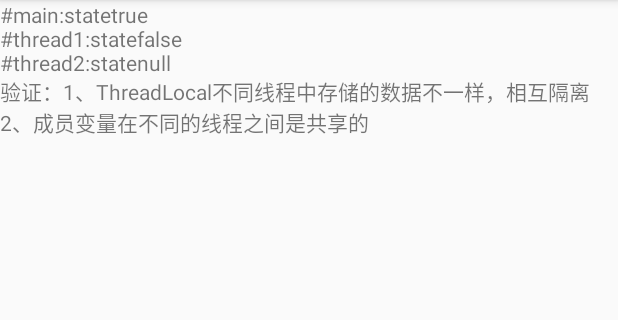
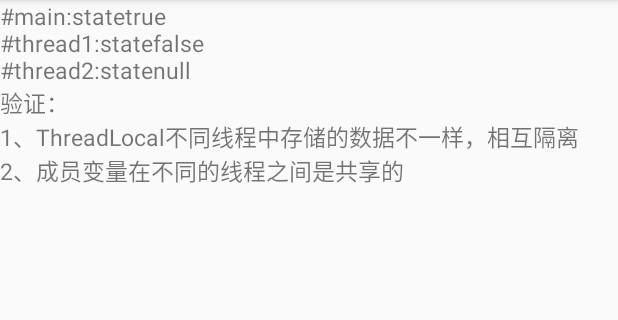
Before and after one commit to cyp206/KgFragmentDemo, an Android app: the HandlerActivity screen opened directly, with no data from a screen before it, on a phone screen of 412 x 824 dp, the part 84-404 px from its top. Run offline under Robolectric (Android 15) with nearby library versions, the phone set to English and light mode, and no system bars; our stand-ins replace ButterKnife.

Commit message:
1、安卓艺术第10章简单总结，告一段落。 2、遗留一些坑，待深挖

```diff
--- a/app/src/main/java/com/snow/yp/kgdemo/Handler/HandlerActivity.java
+++ b/app/src/main/java/com/snow/yp/kgdemo/Handler/HandlerActivity.java
@@ -3,10 +3,11 @@ package com.snow.yp.kgdemo.Handler;
 import android.os.Bundle;
 import android.os.Handler;
 import android.os.Looper;
+import android.os.Message;
 import android.support.v7.app.AppCompatActivity;
-import android.util.Log;
 import android.widget.TextView;
 
+import com.snow.commonlibrary.log.MyLog;
 import com.snow.yp.kgdemo.R;
 
 import butterknife.BindView;
@@ -21,7 +22,7 @@ public class HandlerActivity extends AppCompatActivity {
     TextView tvShow;
     private StringBuffer content;
     private Handler handler;
-    private Handler mainHandler= new Handler();
+    private Handler mainHandler = new Handler();
 
 
     @Override
@@ -32,7 +33,8 @@ public class HandlerActivity extends AppCompatActivity {
         content = new StringBuffer();
         verificationThreadLocal();
         constractThreadHandler();
-
+        verificationLoopBlock();
+        verificationHandlerCallback();
         mainHandler.postDelayed(new Runnable() {
             @Override
             public void run() {
@@ -41,6 +43,7 @@ public class HandlerActivity extends AppCompatActivity {
         }, 1000);
 
     }
+
 
     //验证threadLocal 资源独立
     private void verificationThreadLocal() {
@@ -52,8 +55,8 @@ public class HandlerActivity extends AppCompatActivity {
             public void run() {
                 booleanThreadLocal.set(false);
                 content.append("#thread1:state" + booleanThreadLocal.get() + "\n");
-                Log.i("mu_zi", "#thread1:state" + content.toString() + "\n");
-                Log.i("mu_zi", "#thread1:state" + booleanThreadLocal.get() + "\n");
+                MyLog.i("#thread1:state" + content.toString() + "\n");
+                MyLog.i("#thread1:state" + booleanThreadLocal.get() + "\n");
 
             }
         }).start();
@@ -62,8 +65,8 @@ public class HandlerActivity extends AppCompatActivity {
             @Override
             public void run() {
                 content.append("#thread2:state" + booleanThreadLocal.get() + "\n");
-                Log.i("mu_zi", "#thread2:state" + booleanThreadLocal.get() + "\n");
-                content.append("验证：1、ThreadLocal不同线程中存储的数据不一样，相互隔离\n" +
+                MyLog.i("#thread2:state" + booleanThreadLocal.get() + "\n");
+                content.append("验证：\n1、ThreadLocal不同线程中存储的数据不一样，相互隔离\n" +
                         "2、成员变量在不同的线程之间是共享的\n");
 
             }
@@ -82,11 +85,11 @@ public class HandlerActivity extends AppCompatActivity {
                 Looper.prepare();
                 handler = new Handler();
                 Looper.loop();
-                Log.i("mu_zi", "threadHandler" + currentThread().getName() + "heheda");
+                MyLog.i("threadHandler" + currentThread().getName() + "heheda");
 
             }
         }, "#thread11");
-        Log.i("mu_zi", "constractThreadHandler");
+        MyLog.i("constractThreadHandler");
 
         thread.start();
 
@@ -96,14 +99,96 @@ public class HandlerActivity extends AppCompatActivity {
                 handler.post(new Runnable() {
                     @Override
                     public void run() {
-                       String threadName = Thread.currentThread().getName();
-                        Log.i("mu_zi", "我从"+threadName+"来");
+                        String threadName = Thread.currentThread().getName();
+                        MyLog.i("我从" + threadName + "来");
                     }
                 });
             }
         }, 3000);
         getMainLooper();
     }
+
+
+    //验证阻塞问题
+    private void verificationLoopBlock() {
+
+
+//        Looper mainLooper = Looper.getMainLooper();
+
+        MyLog.i("天空下着雪");
+
+//        mainLooper.loop();
+        MyLog.i("雪停了");
+
+        mainHandler.post(new Runnable() {
+            @Override
+            public void run() {
+                Thread mianHandlerThread = Thread.currentThread();
+                MyLog.i("verificationLoopBlock" + mianHandlerThread.getName() + "_" + mianHandlerThread.getId());
+            }
+        });
+        MyLog.i("verificationLoopBlock" + Thread.currentThread().getName() + "_" + Thread.currentThread().getId());
+
+        Handler handler = new Handler() {
+            @Override
+            public void handleMessage(Message msg) {
+                super.handleMessage(msg);
+            }
+        };
+    }
+
+
+    //验证handler回掉流程
+    private void verificationHandlerCallback() {
+
+        Handler handler = new Handler(
+                new Handler.Callback() {
+                    @Override
+                    public boolean handleMessage(Message msg) {
+                        MyLog.i("verificationHandlerCallback:Handler==>>  Callback()==>handleMessage");
+
+                        return false;
+                    }
+                }
+        ) {
+//            @Override
+//            public void handleMessage(Message msg) {
+//                super.handleMessage(msg);
+//                MyLog.i("verificationHandlerCallback: Handler Override==>> handleMessage");
+//
+//            }
+        };
+
+
+        handler.post(new Runnable() {
+            @Override
+            public void run() {
+                MyLog.i("verificationHandlerCallback: handler==>>post==>> Runnable");
+
+            }
+        });
+
+
+        Message message = Message.obtain(handler, new Runnable() {
+            @Override
+            public void run() {
+                MyLog.i("verificationHandlerCallback: Message.obtain==>> Runnable");
+            }
+        });
+        handler.sendMessage(new Message());
+
+        handler.sendMessage(message);
+        handler.post(new Runnable() {
+            @Override
+            public void run() {
+                MyLog.i("verificationHandlerCallback: handler==>>post==>>[2]==>> Runnable");
+
+            }
+        });
+
+
+    }
+
 
     /**
      *
@@ -112,10 +197,53 @@ public class HandlerActivity extends AppCompatActivity {
      *  然后是 handler 的初始化，handler会去持有looper
      *  接着Looper.loop运行loop实现线程阻塞，无限读取消息。
      *  当前线程执行looper.loop之后，下面一行的log代码没有运行，说明当前线程已经阻塞了。
-     *  q:主线程为什么没有阻塞掉  a:
-     *  Looper 中有消息队列，queue。handler的运行就是想queue中插入message，looper根据next的方法查询是否存在message，有就执行，没有就阻塞直到关闭或者新消息的到来
+     *  q:主线程为什么没有阻塞掉
+     *  a:activitythread 本来就是阻塞的，
+     *  之后的交互操作由 ApplicationThread 和AMS进程间进行通信通过ams和binder 实现组件生命周期及其他
+     *  AMS 通过进程间通信的方式完成activitythread 的请求并且回调ApplicationThread中的binder,
+     *  接着Application会调用ActivityThread 的H，从Application的线程切换到ActivityThread 执行Activity相关的一系列操作
+     *
+     * Looper 中有消息队列，queue。handler的运行就是想queue中插入message，looper根据next的方法查询是否存在message，有就执行，没有就阻塞直到关闭或者新消息的到来
      *
      *
      */
 
+
+    /**
+     * handler 的相互关系
+     * Looper 是单独的，但是可以通过thread获得，前提是此线程进行了Looper初始化。Looper中会初始MessageQueue
+     * Handler  Handler 初始化的时候拿到Looper 前提是Looper初始化。通过Looper拿到MessageQueue
+     * 插入：Handler通过向MessageQueue 插入消息
+     * 执行：Looper 无限查询MessageQueue队列中的next是否为null进行执行操作。
+     *
+     */
+
+
+
+
+    /**
+     *
+     * handler msg分发
+     public void dispatchMessage(Message msg) {
+     if (msg.callback != null) {
+     handleCallback(msg);
+     } else {
+     if (mCallback != null) {
+     if (mCallback.handleMessage(msg)) {
+     return;
+     }
+     }
+     handleMessage(msg);
+     }
+     }
+     */
+
+
+
+    // TODO: 2017/11/3   AMS ApplicationThread Binder 相关的知识，及流程
+
+
+
+
+
 }
--- a/app/src/main/res/layout/activity_handler.xml
+++ b/app/src/main/res/layout/activity_handler.xml
@@ -9,7 +9,9 @@
     <TextView
         android:id="@+id/tv_show"
         android:layout_width="match_parent"
-        android:layout_height="match_parent" />
+        android:layout_height="match_parent"
+         android:textSize="15sp"
+        />
 
 
 </android.support.constraint.ConstraintLayout>
--- a/commonlibrary/src/main/java/com/snow/commonlibrary/log/MyLog.java
+++ b/commonlibrary/src/main/java/com/snow/commonlibrary/log/MyLog.java
@@ -10,8 +10,8 @@ public class MyLog {
 
     public static final String TAG = "mu_zi";
 
-    public static void i(String string, String... objs) {
-//        Log.i(TAG, String.format(string, objs));
+    public static void i(String msg) {
+        Log.i(TAG, msg);
     }
 
 }
```
